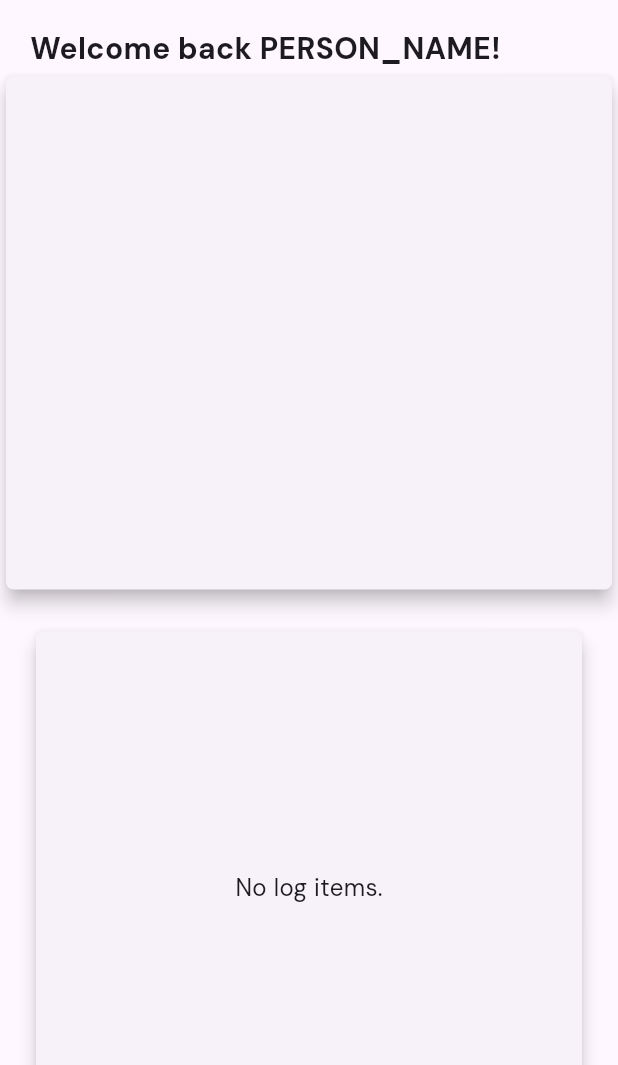
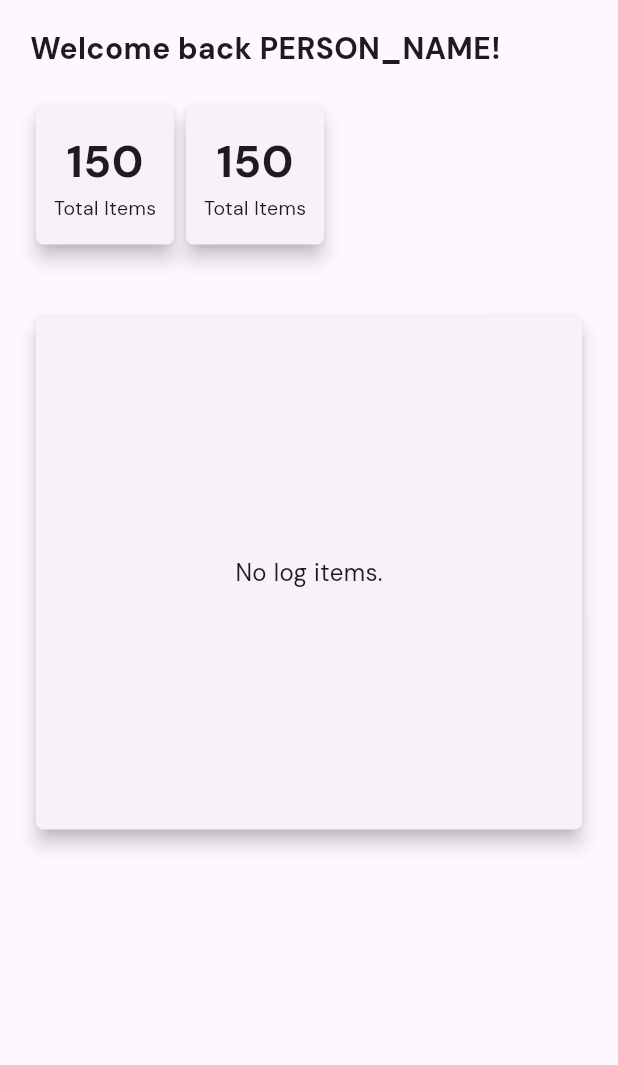
Before and after one commit to NoahBrod/SnapInv, a Flutter app: the DashboardPage screen opened directly, on a phone screen of 412 x 824 dp, the part 171-1236 px from its top. Run offline on Flutter 3.47's test engine with Material 3 defaults, Android fonts, the phone set to English and light mode, and no system bars; our stand-ins replace google_fonts, image_picker, shared_preferences; missing offline and left inert: barcode_scan2, mobile_scanner; accounts and stored records are empty; network calls fail.

Commit message:
Update dashboard.dart

```diff
--- a/snapinv_mobile/lib/pages/dashboard.dart
+++ b/snapinv_mobile/lib/pages/dashboard.dart
@@ -98,14 +98,61 @@ class DashboardPageState extends State<DashboardPage>
                 ],
               ),
             ),
-            SizedBox(
-              height: 350,
-              width: 500,
-              child: Card(
-                elevation: 5,
-                shape: RoundedRectangleBorder(
-                  borderRadius: BorderRadius.circular(5), // Rounded corners
-                ),
+            Padding(
+              padding: EdgeInsets.all(20),
+              child: Row(
+                children: [
+                  SizedBox(
+                    height: 100,
+                    width: 100,
+                    child: Card(
+                      elevation: 5,
+                      shape: RoundedRectangleBorder(
+                        borderRadius:
+                            BorderRadius.circular(5), // Rounded corners
+                      ),
+                      child: Column(
+                        mainAxisAlignment: MainAxisAlignment.center,
+                        children: [
+                          Text(
+                            '150',
+                            style: TextStyle(
+                                fontSize: 30, fontWeight: FontWeight.bold),
+                          ),
+                          Text(
+                            'Total Items',
+                            style: TextStyle(fontSize: 13),
+                          ),
+                        ],
+                      ),
+                    ),
+                  ),
+                  SizedBox(
+                    height: 100,
+                    width: 100,
+                    child: Card(
+                      elevation: 5,
+                      shape: RoundedRectangleBorder(
+                        borderRadius:
+                            BorderRadius.circular(5), // Rounded corners
+                      ),
+                      child: Column(
+                        mainAxisAlignment: MainAxisAlignment.center,
+                        children: [
+                          Text(
+                            '150',
+                            style: TextStyle(
+                                fontSize: 30, fontWeight: FontWeight.bold),
+                          ),
+                          Text(
+                            'Total Items',
+                            style: TextStyle(fontSize: 13),
+                          ),
+                        ],
+                      ),
+                    ),
+                  ),
+                ],
               ),
             ),
             Padding(
```
